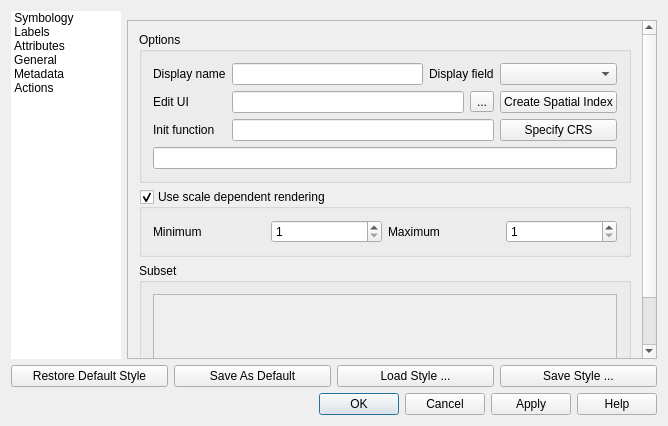
Before: the Qt Designer form qgis/src/ui/qgsvectorlayerpropertiesbase.ui in sourcepole/qgis, drawn with Qt 5.
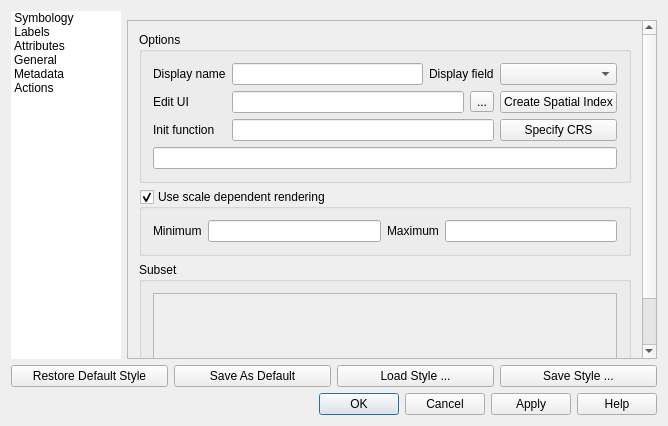
After: the same form once the commit is applied. The open tabs and pages were chosen to show the change. Icons and pictures are not drawn.

Commit message: allow entry of visibility scales in floating point

```diff
--- a/qgis/src/ui/qgsvectorlayerpropertiesbase.ui
+++ b/qgis/src/ui/qgsvectorlayerpropertiesbase.ui
@@ -423,8 +423,8 @@
            <rect>
             <x>0</x>
             <y>0</y>
-            <width>401</width>
-            <height>425</height>
+            <width>514</width>
+            <height>428</height>
            </rect>
           </property>
           <layout class="QGridLayout" name="gridLayout_3">
@@ -564,30 +564,10 @@
                </widget>
               </item>
               <item row="0" column="1">
-               <widget class="QSpinBox" name="spinMinimumScale">
-                <property name="toolTip">
-                 <string>Minimum scale at which this layer will be displayed. </string>
-                </property>
-                <property name="minimum">
-                 <number>1</number>
-                </property>
-                <property name="maximum">
-                 <number>100000000</number>
-                </property>
-               </widget>
+               <widget class="QLineEdit" name="leMinimumScale"/>
               </item>
               <item row="0" column="3">
-               <widget class="QSpinBox" name="spinMaximumScale">
-                <property name="toolTip">
-                 <string>Maximum scale at which this layer will be displayed. </string>
-                </property>
-                <property name="minimum">
-                 <number>1</number>
-                </property>
-                <property name="maximum">
-                 <number>100000000</number>
-                </property>
-               </widget>
+               <widget class="QLineEdit" name="leMaximumScale"/>
               </item>
              </layout>
             </widget>
```
Left out of the diff: 12 changed lines with no effect on the pictures. The commit also changes 5 other files.
